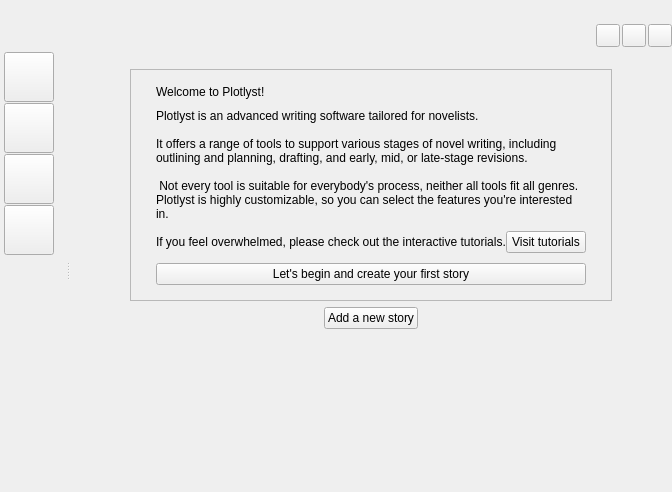
Before: the Qt Designer form ui/home_view.ui in zkovari/plotlyst, drawn with Qt 5.
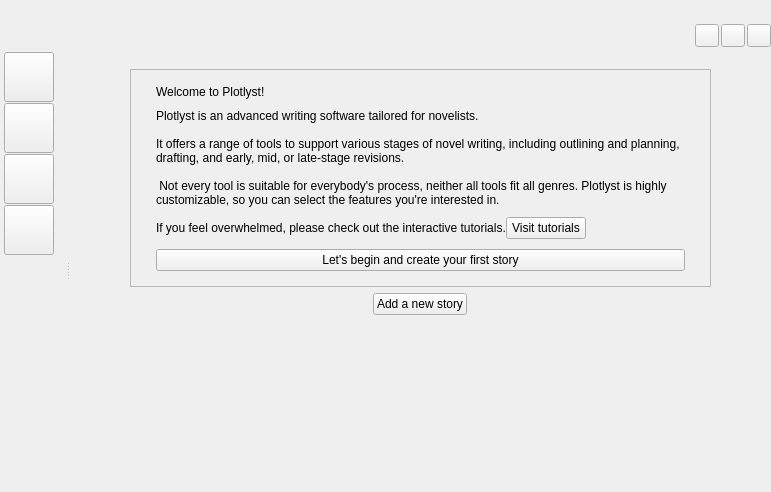
After: the same form once the commit is applied.

Commit message: Bigger welcome message on home panel

```diff
--- a/ui/home_view.ui
+++ b/ui/home_view.ui
@@ -6,7 +6,7 @@
    <rect>
     <x>0</x>
     <y>0</y>
-    <width>644</width>
+    <width>771</width>
     <height>492</height>
    </rect>
   </property>
```
Left out of the diff: 3 changed lines with no effect on the pictures. The commit also changes 1 other file.
